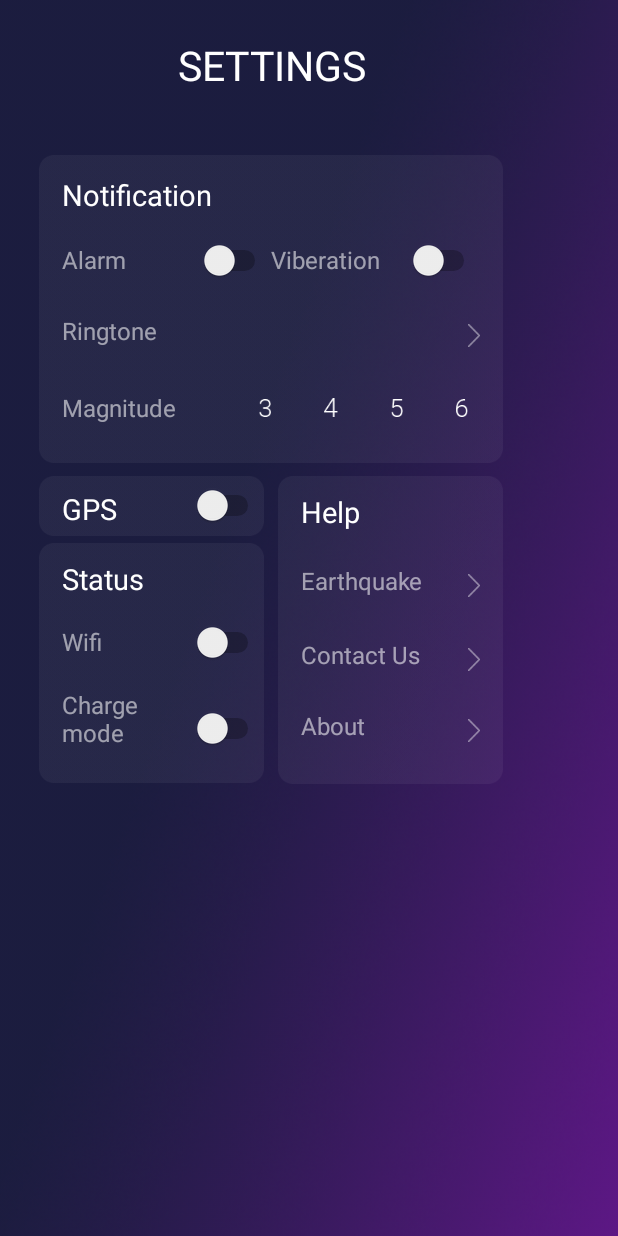
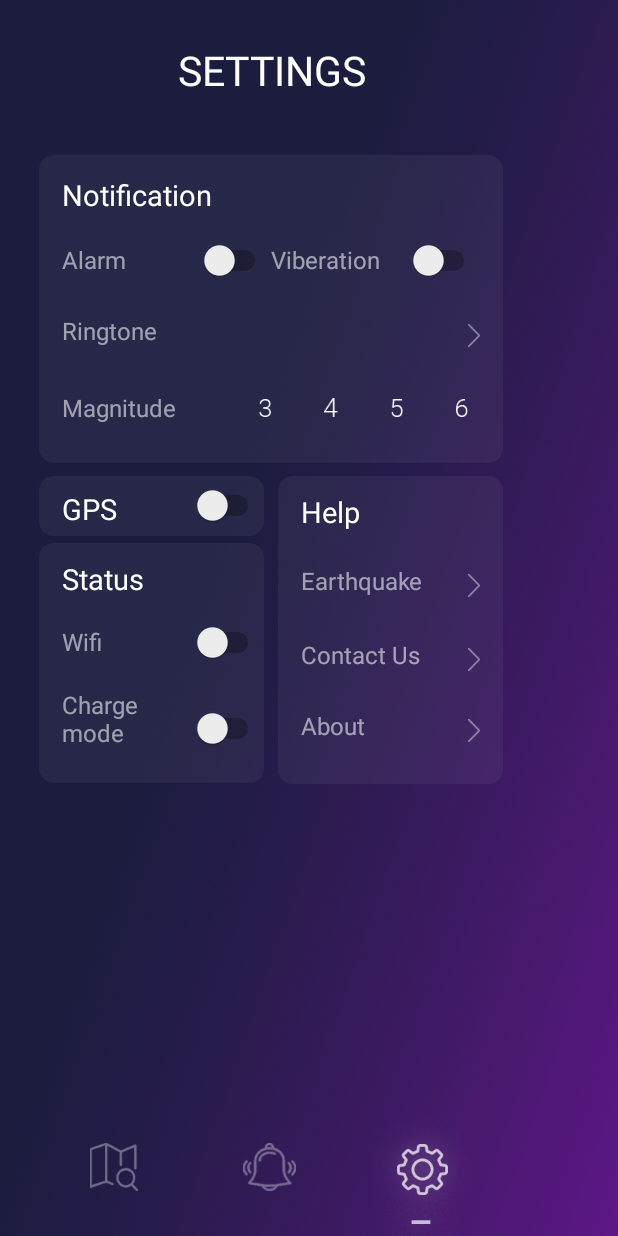
Before and after one commit to kevinyu0506/EarthquakeApp-Android, an Android app: the screen it shows after launch (settings), on a phone screen of 412 x 824 dp. Run offline under Robolectric (Android 15) with nearby library versions, the phone set to English and light mode, and no system bars.

Commit message:
下排icon排列

```diff
--- a/app/src/main/res/layout/activity_settings.xml
+++ b/app/src/main/res/layout/activity_settings.xml
@@ -13,7 +13,7 @@
         android:id="@+id/settings"
         android:layout_width="wrap_content"
         android:layout_height="wrap_content"
-        android:layout_marginTop="24.4dp"
+        android:layout_marginTop="28dp"
         android:layout_marginLeft="118dp"
         app:layout_constraintLeft_toLeftOf="parent"
         app:layout_constraintTop_toTopOf="parent"
@@ -405,5 +405,47 @@
 
     </RelativeLayout>
 
+    <ImageButton
+        android:id="@+id/mapButton"
+        android:layout_width="wrap_content"
+        android:layout_height="wrap_content"
+        app:srcCompat="@drawable/map"
+        android:background="#00000000"
+        android:layout_marginBottom="30dp"
+        android:layout_marginLeft="60dp"
+        app:layout_constraintLeft_toLeftOf="parent"
+        app:layout_constraintBottom_toBottomOf="parent"/>
+
+    <ImageButton
+        android:id="@+id/alarmButton"
+        android:layout_width="wrap_content"
+        android:layout_height="wrap_content"
+        app:srcCompat="@drawable/alarm"
+        android:background="#00000000"
+        android:layout_marginBottom="30dp"
+        app:layout_constraintBottom_toBottomOf="parent"
+        app:layout_constraintLeft_toRightOf="@+id/mapButton"
+        android:layout_marginLeft="70dp" />
+
+    <ImageButton
+        android:id="@+id/settingButton"
+        android:layout_width="wrap_content"
+        android:layout_height="wrap_content"
+        app:srcCompat="@drawable/settings"
+        android:background="#00000000"
+        app:layout_constraintLeft_toRightOf="@+id/alarmButton"
+        android:layout_marginLeft="47.5dp"
+        app:layout_constraintBottom_toBottomOf="parent"
+        android:layout_marginBottom="7.5dp" />
+
+    <ImageView
+        android:id="@+id/inUse"
+        android:layout_width="wrap_content"
+        android:layout_height="wrap_content"
+        app:srcCompat="@drawable/in_use"
+        app:layout_constraintLeft_toRightOf="@+id/alarmButton"
+        android:layout_marginLeft="58.25dp"
+        app:layout_constraintBottom_toBottomOf="parent"
+        android:layout_marginBottom="0dp" />
 
 </android.support.constraint.ConstraintLayout>
```
Also changed, not shown: app/src/main/java/com/example/apple/earthquakeapp/settings.java (+0 -7 lines).
